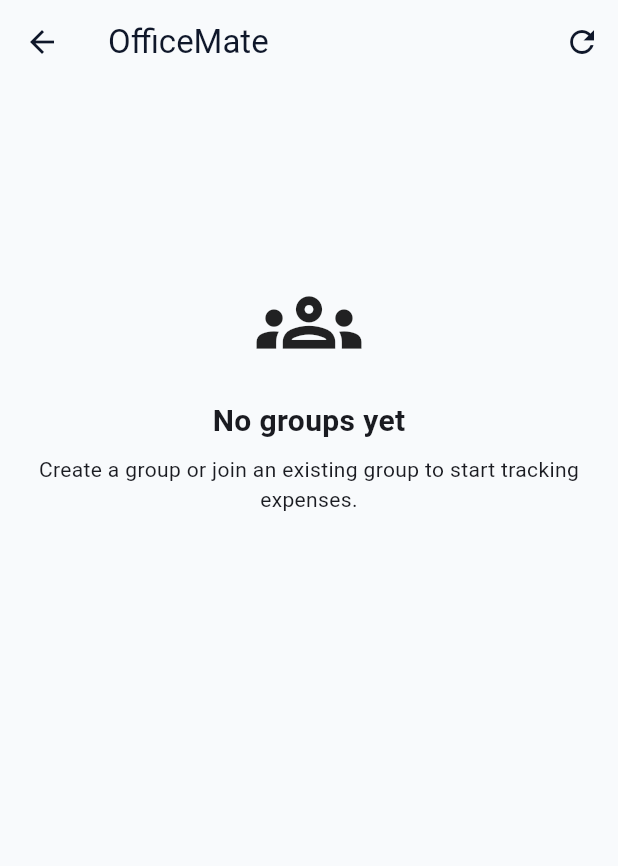
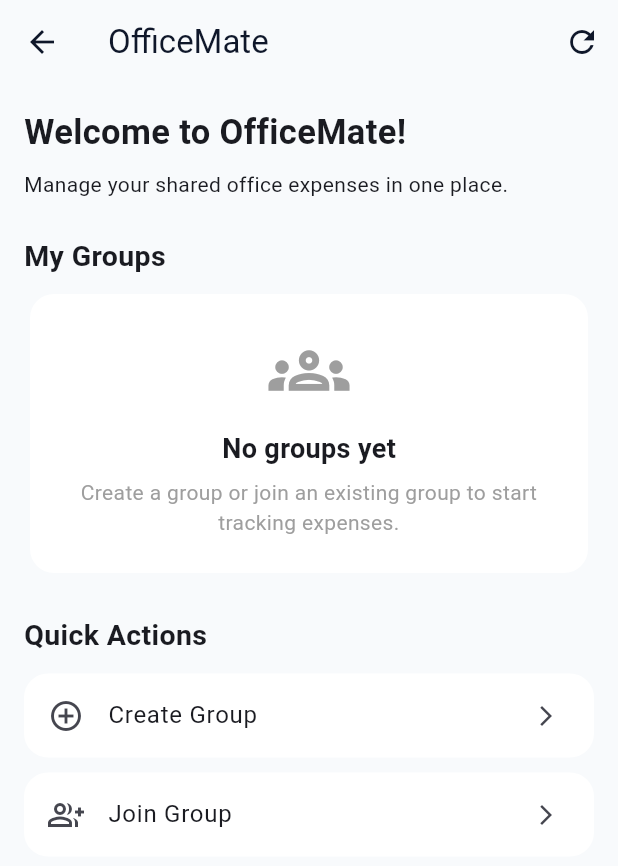
Before and after one commit to Apurv3027/OfficeMate, a Flutter app: the DashboardView screen opened by its route, on a phone screen of 412 x 824 dp. Shown: the top 866 px of the screen. Run offline on Flutter 3.47's test engine with Material 3 defaults, Android fonts, the phone set to English and light mode, and no system bars; our stand-ins replace cloud_firestore, firebase_auth, firebase_core, get; accounts and stored records are empty.

Commit message:
Implement group members and roles

```diff
--- a/lib/app/routes/app_pages.dart
+++ b/lib/app/routes/app_pages.dart
@@ -4,8 +4,10 @@ import '../../modules/balances/bindings/balance_binding.dart';
 import '../../modules/balances/views/balances_view.dart';
 import '../../modules/dashboard/bindings/dashboard_binding.dart';
 import '../../modules/groups/bindings/group_binding.dart';
+import '../../modules/groups/bindings/group_members_binding.dart';
 import '../../modules/groups/views/create_group_view.dart';
 import '../../modules/groups/views/group_details_view.dart';
+import '../../modules/groups/views/group_members_view.dart';
 import '../../modules/groups/views/groups_view.dart';
 import '../../modules/purchases/bindings/purchase_binding.dart';
 import '../../modules/purchases/views/add_purchase_view.dart';
@@ -115,5 +117,12 @@ class AppPages {
       page: () => const ReportsView(),
       binding: ReportBinding(),
     ),
+
+    // Group Members Screen
+    GetPage(
+      name: AppRoutes.groupMembers,
+      page: () => const GroupMembersView(),
+      binding: GroupMembersBinding(),
+    ),
   ];
 }
--- a/lib/app/routes/app_routes.dart
+++ b/lib/app/routes/app_routes.dart
@@ -31,4 +31,7 @@ class AppRoutes {
 
   // Reports
   static const String reports = '/reports';
+
+  // Group Members
+  static const String groupMembers = '/group-members';
 }
--- a/lib/modules/dashboard/views/dashboard_view.dart
+++ b/lib/modules/dashboard/views/dashboard_view.dart
@@ -41,29 +41,7 @@ class DashboardView extends GetView<DashboardController> {
             );
           }
 
-          if (controller.groups.isEmpty) {
-            return ListView(
-              padding: const EdgeInsets.all(24),
-              children: const [
-                SizedBox(height: 100),
-                Icon(Icons.groups_outlined, size: 70),
-                SizedBox(height: 16),
-                Center(
-                  child: Text(
-                    'No groups yet',
-                    style: TextStyle(fontSize: 20, fontWeight: FontWeight.bold),
-                  ),
-                ),
-                SizedBox(height: 8),
-                Center(
-                  child: Text(
-                    'Create a group or join an existing group to start tracking expenses.',
-                    textAlign: TextAlign.center,
-                  ),
-                ),
-              ],
-            );
-          }
+          final hasGroups = controller.groups.isNotEmpty;
 
           return ListView(
             padding: const EdgeInsets.all(16),
@@ -83,6 +61,7 @@ class DashboardView extends GetView<DashboardController> {
                     'My Groups',
                     style: TextStyle(fontSize: 19, fontWeight: FontWeight.bold),
                   ),
+                  if (hasGroups)
                     TextButton(
                       onPressed: () {
                         Get.toNamed(AppRoutes.groups);
@@ -94,6 +73,7 @@ class DashboardView extends GetView<DashboardController> {
 
               const SizedBox(height: 8),
 
+              if (hasGroups)
                 ...controller.groups.map((group) {
                   return Card(
                     margin: const EdgeInsets.only(bottom: 12),
@@ -117,9 +97,41 @@ class DashboardView extends GetView<DashboardController> {
                       },
                     ),
                   );
-              }),
+                })
+              else
+                Card(
+                  child: Padding(
+                    padding: const EdgeInsets.symmetric(
+                      horizontal: 20,
+                      vertical: 24,
+                    ),
+                    child: Column(
+                      children: const [
+                        Icon(
+                          Icons.groups_outlined,
+                          size: 54,
+                          color: Colors.grey,
+                        ),
+                        SizedBox(height: 12),
+                        Text(
+                          'No groups yet',
+                          style: TextStyle(
+                            fontSize: 18,
+                            fontWeight: FontWeight.bold,
+                          ),
+                        ),
+                        SizedBox(height: 6),
+                        Text(
+                          'Create a group or join an existing group to start tracking expenses.',
+                          textAlign: TextAlign.center,
+                          style: TextStyle(color: Colors.grey),
+                        ),
+                      ],
+                    ),
+                  ),
+                ),
 
-              const SizedBox(height: 16),
+              const SizedBox(height: 24),
 
               const Text(
                 'Quick Actions',
```
Also changed, not shown: lib/data/models/group_member_model.dart (+12 -8 lines), lib/data/repositories/group_repository.dart (+50 -23 lines), lib/modules/groups/bindings/group_members_binding.dart (added, +13 -0 lines), lib/modules/groups/controllers/group_members_controller.dart (added, +76 -0 lines), lib/modules/groups/views/group_details_view.dart (+26 -4 lines), lib/modules/groups/views/group_members_view.dart (added, +109 -0 lines). Lines whose indentation alone changed are shown as unchanged.
